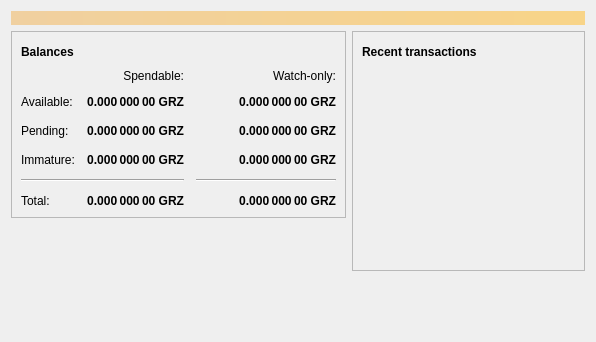
The window that src/qt/forms/overviewpage.ui (minblock/cureoptedcoin) describes before a commit, drawn with Qt 5.
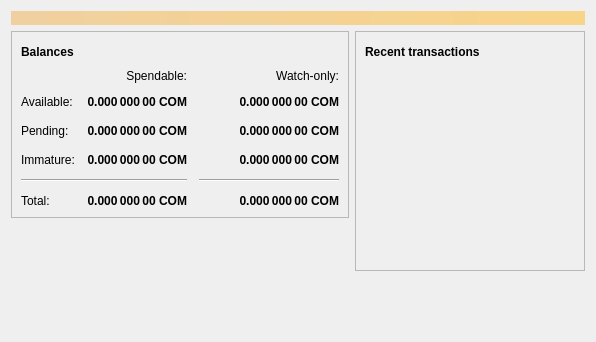
The same window after the commit. Icons and pictures are not drawn.

```diff
--- a/src/qt/forms/overviewpage.ui
+++ b/src/qt/forms/overviewpage.ui
@@ -129,7 +129,7 @@
                <string>Unconfirmed transactions to watch-only addresses</string>
               </property>
               <property name="text">
-               <string notr="true">0.000 000 00 GRZ</string>
+               <string notr="true">0.000 000 00 COM</string>
               </property>
               <property name="alignment">
                <set>Qt::AlignRight|Qt::AlignTrailing|Qt::AlignVCenter</set>
@@ -154,7 +154,7 @@
                <string>Total of transactions that have yet to be confirmed, and do not yet count toward the spendable balance</string>
               </property>
               <property name="text">
-               <string notr="true">0.000 000 00 GRZ</string>
+               <string notr="true">0.000 000 00 COM</string>
               </property>
               <property name="alignment">
                <set>Qt::AlignRight|Qt::AlignTrailing|Qt::AlignVCenter</set>
@@ -179,7 +179,7 @@
                <string>Mined balance in watch-only addresses that has not yet matured</string>
               </property>
               <property name="text">
-               <string notr="true">0.000 000 00 GRZ</string>
+               <string notr="true">0.000 000 00 COM</string>
               </property>
               <property name="alignment">
                <set>Qt::AlignRight|Qt::AlignTrailing|Qt::AlignVCenter</set>
@@ -237,7 +237,7 @@
                <string>Mined balance that has not yet matured</string>
               </property>
               <property name="text">
-               <string notr="true">0.000 000 00 GRZ</string>
+               <string notr="true">0.000 000 00 COM</string>
               </property>
               <property name="alignment">
                <set>Qt::AlignRight|Qt::AlignTrailing|Qt::AlignVCenter</set>
@@ -282,7 +282,7 @@
                <string>Your current total balance</string>
               </property>
               <property name="text">
-               <string notr="true">0.000 000 00 GRZ</string>
+               <string notr="true">0.000 000 00 COM</string>
               </property>
               <property name="alignment">
                <set>Qt::AlignRight|Qt::AlignTrailing|Qt::AlignVCenter</set>
@@ -307,7 +307,7 @@
                <string>Current total balance in watch-only addresses</string>
               </property>
               <property name="text">
-               <string notr="true">0.000 000 00 GRZ</string>
+               <string notr="true">0.000 000 00 COM</string>
               </property>
               <property name="alignment">
                <set>Qt::AlignRight|Qt::AlignTrailing|Qt::AlignVCenter</set>
@@ -349,7 +349,7 @@
                <string>Your current spendable balance</string>
               </property>
               <property name="text">
-               <string notr="true">0.000 000 00 GRZ</string>
+               <string notr="true">0.000 000 00 COM</string>
               </property>
               <property name="alignment">
                <set>Qt::AlignRight|Qt::AlignTrailing|Qt::AlignVCenter</set>
@@ -374,7 +374,7 @@
                <string>Your current balance in watch-only addresses</string>
               </property>
               <property name="text">
-               <string notr="true">0.000 000 00 GRZ</string>
+               <string notr="true">0.000 000 00 COM</string>
               </property>
               <property name="alignment">
                <set>Qt::AlignRight|Qt::AlignTrailing|Qt::AlignVCenter</set>
```
